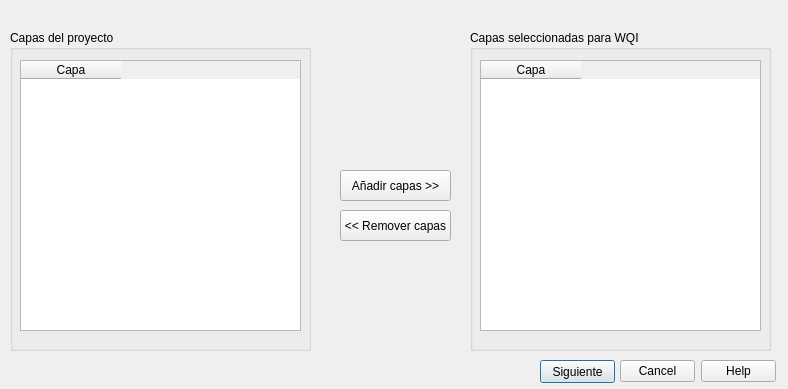
Before: the Qt Designer form wqi_plugin_dialog_base.ui in marcelomolas/wqi_calculator, drawn with Qt 5.
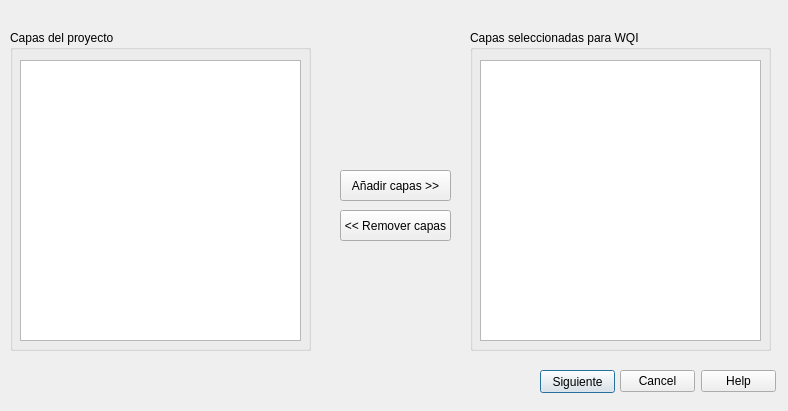
After: the same form once the commit is applied.

Commit message: cambie el widget de tabla por el widget de lista

```diff
--- a/wqi_plugin_dialog_base.ui
+++ b/wqi_plugin_dialog_base.ui
@@ -7,7 +7,7 @@
     <x>0</x>
     <y>0</y>
     <width>788</width>
-    <height>389</height>
+    <height>411</height>
    </rect>
   </property>
   <property name="windowTitle">
@@ -43,7 +43,7 @@
    <property name="geometry">
     <rect>
      <x>540</x>
-     <y>360</y>
+     <y>370</y>
      <width>75</width>
      <height>23</height>
     </rect>
@@ -64,41 +64,15 @@
    <property name="title">
     <string>Capas del proyecto</string>
    </property>
-   <widget class="QTableWidget" name="AllCapas">
+   <widget class="QListWidget" name="AllCapas">
     <property name="geometry">
      <rect>
       <x>10</x>
       <y>30</y>
       <width>281</width>
-      <height>271</height>
+      <height>281</height>
      </rect>
     </property>
-    <property name="showGrid">
-     <bool>true</bool>
-    </property>
-    <property name="sortingEnabled">
-     <bool>true</bool>
-    </property>
-    <attribute name="horizontalHeaderVisible">
-     <bool>true</bool>
-    </attribute>
-    <attribute name="horizontalHeaderMinimumSectionSize">
-     <number>43</number>
-    </attribute>
-    <attribute name="verticalHeaderVisible">
-     <bool>true</bool>
-    </attribute>
-    <attribute name="verticalHeaderMinimumSectionSize">
-     <number>19</number>
-    </attribute>
-    <attribute name="verticalHeaderHighlightSections">
-     <bool>true</bool>
-    </attribute>
-    <column>
-     <property name="text">
-      <string>Capa</string>
-     </property>
-    </column>
    </widget>
   </widget>
   <widget class="QGroupBox" name="groupBox_2">
@@ -113,27 +87,22 @@
    <property name="title">
     <string>Capas seleccionadas para WQI</string>
    </property>
-   <widget class="QTableWidget" name="SelectedCapas">
+   <widget class="QListWidget" name="SelectedCapas">
     <property name="geometry">
      <rect>
       <x>10</x>
       <y>30</y>
       <width>281</width>
-      <height>271</height>
+      <height>281</height>
      </rect>
     </property>
-    <column>
-     <property name="text">
-      <string>Capa</string>
-     </property>
-    </column>
    </widget>
   </widget>
   <widget class="QDialogButtonBox" name="buttonBox">
    <property name="geometry">
     <rect>
      <x>620</x>
-     <y>360</y>
+     <y>370</y>
      <width>156</width>
      <height>23</height>
     </rect>
```
Left out of the diff: 4 changed lines with no effect on the pictures. The commit also changes 1 other file.
